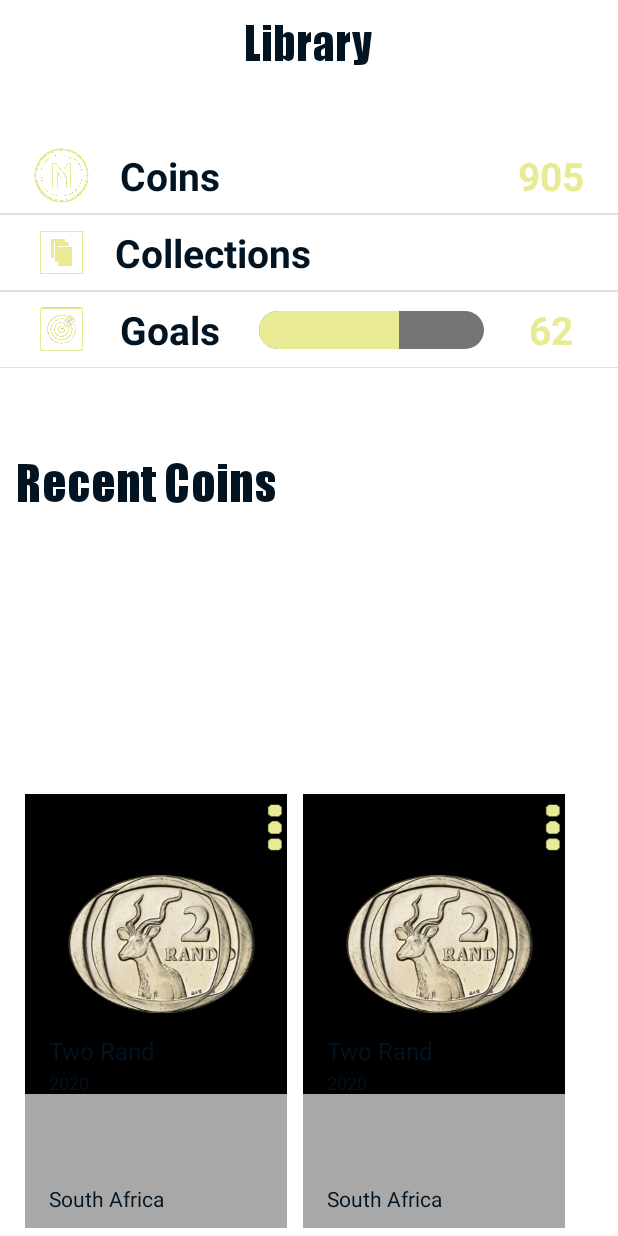
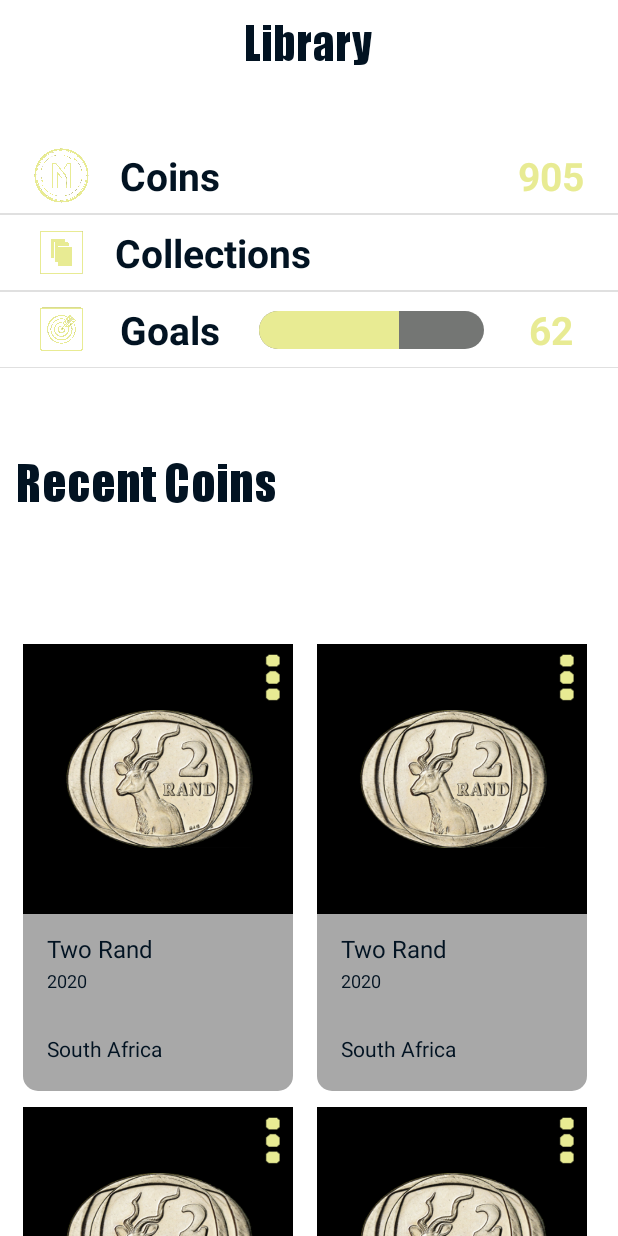
Before and after one commit to JoshMkhari/Mynt-Android, an Android app: the screen it shows after launch (MainActivity), on a phone screen of 412 x 824 dp. Run offline under Robolectric (Android 15) with nearby library versions, the phone set to English and light mode, and no system bars.

Commit message:
Library view update

```diff
--- a/app/src/main/java/com/example/mynt/homeAct/LibraryFragment.java
+++ b/app/src/main/java/com/example/mynt/homeAct/LibraryFragment.java
@@ -60,6 +60,8 @@ public class LibraryFragment extends Fragment {
         libraryCoinsList.add(new Coin_Model(R.drawable.two_rand,"Two Rand",2020));
         libraryCoinsList.add(new Coin_Model(R.drawable.two_rand,"Two Rand",2020));
         libraryCoinsList.add(new Coin_Model(R.drawable.two_rand,"Two Rand",2020));
+
+
         recyclerView = (RecyclerView) libraryView.findViewById(R.id.recentCoins_list);
         recyclerView.setHasFixedSize(true);
 
--- a/app/src/main/res/layout/fragment_library.xml
+++ b/app/src/main/res/layout/fragment_library.xml
@@ -52,18 +52,27 @@
         app:layout_constraintTop_toTopOf="parent"
         app:layout_constraintVertical_bias="0.383" />
 
-    <androidx.recyclerview.widget.RecyclerView
+    <androidx.constraintlayout.widget.ConstraintLayout
+        android:layout_width="match_parent"
+        android:layout_height="400dp"
+        app:layout_constraintBottom_toBottomOf="parent"
+        app:layout_constraintEnd_toEndOf="parent"
+        app:layout_constraintStart_toStartOf="parent"
+        android:paddingHorizontal="10dp">
 
-        android:id="@+id/recentCoins_list"
-        android:layout_width="371dp"
-        android:layout_height="300dp"
+        <androidx.recyclerview.widget.RecyclerView
+
+            android:id="@+id/recentCoins_list"
+            android:layout_width="match_parent"
+            android:layout_height="wrap_content"
 
 
-        app:layout_constraintBottom_toBottomOf="parent"
-        app:layout_constraintEnd_toEndOf="parent"
-        app:layout_constraintHorizontal_bias="0.272"
+            app:layout_constraintBottom_toBottomOf="parent"
+            app:layout_constraintEnd_toEndOf="parent"
+            app:layout_constraintStart_toStartOf="parent"
+            tools:listitem="@layout/library_recent_coins_listview" />
+    </androidx.constraintlayout.widget.ConstraintLayout>
 
-        app:layout_constraintStart_toStartOf="parent"
-        tools:listitem="@layout/library_recent_coins_listview" />
+
 
 </androidx.constraintlayout.widget.ConstraintLayout>
--- a/app/src/main/res/layout/library_recent_coins_listview.xml
+++ b/app/src/main/res/layout/library_recent_coins_listview.xml
@@ -10,7 +10,7 @@
     <ImageView
         android:id="@+id/coin_background_imageview"
         android:layout_width="180dp"
-        android:layout_height="200dp"
+        android:layout_height="180dp"
         app:layout_constraintStart_toStartOf="parent"
         app:layout_constraintTop_toTopOf="parent"
         android:contentDescription="@string/coin_background"
@@ -41,11 +41,11 @@
         android:id="@+id/coin_name_textview"
         android:layout_width="wrap_content"
         android:layout_height="wrap_content"
+        android:layout_marginStart="16dp"
+        android:layout_marginTop="192dp"
+        android:text="@string/library_coin_name"
+        android:textColor="?colorSecondaryVariant"
         android:textSize="16sp"
-        android:textColor="?colorSecondaryVariant"
-        android:layout_marginStart="16dp"
-        android:layout_marginTop="160dp"
-        android:text="@string/library_coin_name"
         app:layout_constraintStart_toStartOf="parent"
         app:layout_constraintTop_toTopOf="parent" />
 
@@ -54,10 +54,10 @@
         android:layout_width="wrap_content"
         android:layout_height="wrap_content"
         android:layout_marginStart="16dp"
+        android:layout_marginTop="216dp"
+        android:text="@string/library_coin_year"
+        android:textColor="?colorSecondaryVariant"
         android:textSize="12sp"
-        android:textColor="?colorSecondaryVariant"
-        android:layout_marginTop="184dp"
-        android:text="@string/library_coin_year"
         app:layout_constraintStart_toStartOf="parent"
         app:layout_constraintTop_toTopOf="parent" />
 
```
Also changed, not shown: 1 other file.
